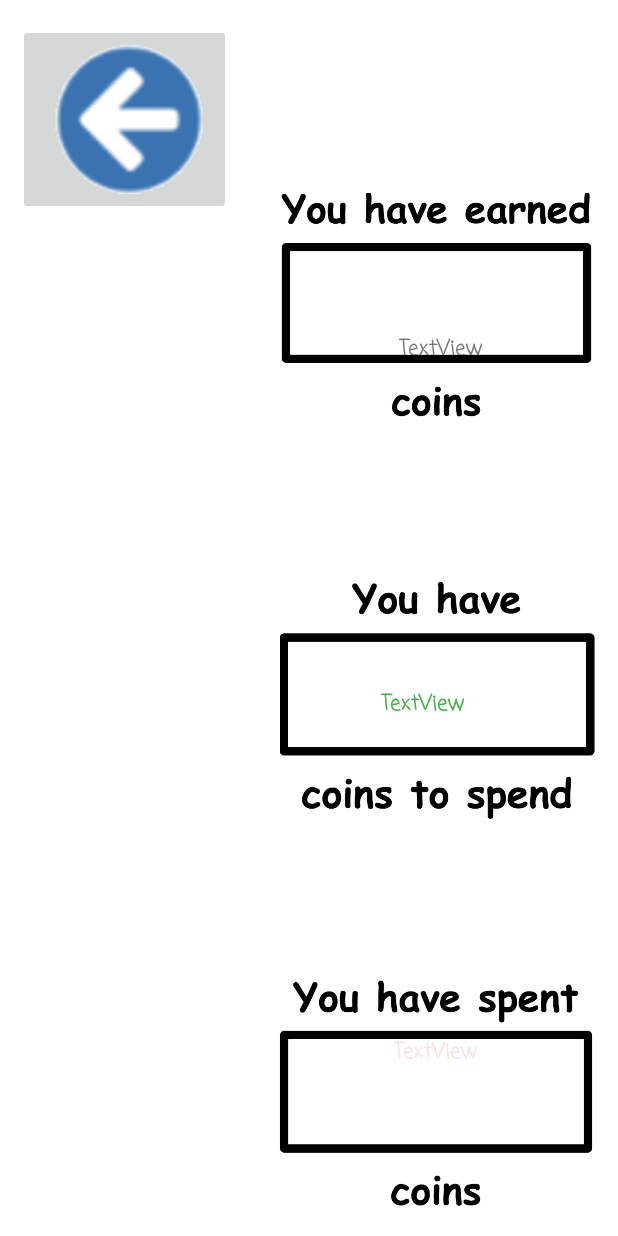
After one commit to Shrenil19/BrainyPhonics, an Android app: the layout activity_piggy_bank.xml on its own in the app's theme, with its tools: preview values and no code run, on a phone screen of 412 x 824 dp. The commit adds this screen. Run offline under Robolectric (Android 15) with nearby library versions, the phone set to English and light mode, and no system bars.

Commit message:
adding piggybank resources/infrastructure

```diff
--- /dev/null
+++ b/app/src/main/java/com/example/heratale_app/PiggyBank.java
@@ -0,0 +1,54 @@
+package com.example.heratale_app;
+
+import androidx.appcompat.app.AppCompatActivity;
+
+import android.os.Bundle;
+import android.view.View;
+import android.widget.Button;
+import android.widget.TextView;
+
+public class PiggyBank extends AppCompatActivity {
+
+    private int earned;
+    private int spent;
+    private int available;
+
+    Button back = this.findViewById(R.id.back);
+    TextView earned_coins = this.findViewById(R.id.earned_coins);
+    TextView available_coins = this.findViewById(R.id.available_coins);
+    TextView spent_coins = this.findViewById(R.id.spent_coins);
+
+    @Override
+    protected void onCreate(Bundle savedInstanceState) {
+        super.onCreate(savedInstanceState);
+        setContentView(R.layout.activity_piggy_bank);
+
+        this.earned = 50; //TODO: set this with JSON data
+        this.spent = 10;
+
+        this.available = earned - spent;
+
+        back.setOnClickListener(new View.OnClickListener() {
+            @Override
+            public void onClick(View view) {
+                finish();
+            }
+        });
+
+        setCoinText();
+        loadCoins();
+
+    }
+
+    private void setCoinText() {
+        earned_coins.setText(Integer.toString(this.earned));
+        available_coins.setText(Integer.toString(this.available));
+        spent_coins.setText(Integer.toString(this.spent));
+    }
+
+    private void loadCoins() {
+        // Go through available coins and load pngs based on multiples of 5's, 2's, and 1's
+    }
+
+
+}
--- a/app/src/main/java/com/example/heratale_app/Quiz.java
+++ b/app/src/main/java/com/example/heratale_app/Quiz.java
@@ -90,6 +90,11 @@ public class Quiz extends AppCompatActivity implements View.OnClickListener {
                 dataHelper.sendFocusItem(1, 30, "5c1c3e5b2cd7cdda36e3fa57");
                 startActivity(new Intent(Quiz.this, ContractionsCheck.class));
                 break;
+
+            case R.id.bank:
+                System.out.println("trying");
+                startActivity(new Intent(Quiz.this, PiggyBank.class));
+                break;
         }
     }
 
--- /dev/null
+++ b/app/src/main/res/layout-land/activity_piggy_bank.xml
@@ -0,0 +1,111 @@
+<?xml version="1.0" encoding="utf-8"?>
+<androidx.constraintlayout.widget.ConstraintLayout xmlns:android="http://schemas.android.com/apk/res/android"
+    xmlns:app="http://schemas.android.com/apk/res-auto"
+    xmlns:tools="http://schemas.android.com/tools"
+    android:layout_width="match_parent"
+    android:layout_height="match_parent"
+    tools:context=".PiggyBank">
+
+    <ImageButton
+        android:id="@+id/back"
+        android:layout_width="wrap_content"
+        android:layout_height="wrap_content"
+        android:layout_marginBottom="21dp"
+        android:layout_marginEnd="556dp"
+        android:layout_marginLeft="33dp"
+        android:layout_marginRight="556dp"
+        android:layout_marginStart="33dp"
+        android:layout_marginTop="81dp"
+        app:layout_constraintBottom_toBottomOf="parent"
+        app:layout_constraintEnd_toEndOf="parent"
+        app:layout_constraintStart_toStartOf="parent"
+        app:layout_constraintTop_toBottomOf="@+id/imageView"
+        app:srcCompat="@drawable/back" />
+
+    <ImageView
+        android:id="@+id/imageView"
+        android:layout_width="210dp"
+        android:layout_height="167dp"
+        android:layout_marginBottom="4dp"
+        android:layout_marginEnd="20dp"
+        android:layout_marginLeft="16dp"
+        android:layout_marginRight="20dp"
+        android:layout_marginStart="16dp"
+        android:layout_marginTop="16dp"
+        app:layout_constraintBottom_toTopOf="@+id/back"
+        app:layout_constraintEnd_toStartOf="@+id/imageView12"
+        app:layout_constraintStart_toStartOf="parent"
+        app:layout_constraintTop_toTopOf="parent"
+        app:srcCompat="@drawable/piggybank_earned" />
+
+    <ImageView
+        android:id="@+id/imageView12"
+        android:layout_width="210dp"
+        android:layout_height="167dp"
+        android:layout_marginBottom="228dp"
+        android:layout_marginEnd="20dp"
+        android:layout_marginLeft="20dp"
+        android:layout_marginRight="20dp"
+        android:layout_marginStart="20dp"
+        android:layout_marginTop="16dp"
+        app:layout_constraintBottom_toBottomOf="parent"
+        app:layout_constraintEnd_toStartOf="@+id/imageView13"
+        app:layout_constraintStart_toEndOf="@+id/imageView"
+        app:layout_constraintTop_toTopOf="parent"
+        app:layout_constraintVertical_bias="0.0"
+        app:srcCompat="@drawable/piggybank_available" />
+
+    <ImageView
+        android:id="@+id/imageView13"
+        android:layout_width="210dp"
+        android:layout_height="167dp"
+        android:layout_marginBottom="228dp"
+        android:layout_marginEnd="20dp"
+        android:layout_marginLeft="20dp"
+        android:layout_marginRight="20dp"
+        android:layout_marginStart="20dp"
+        android:layout_marginTop="16dp"
+        app:layout_constraintBottom_toBottomOf="parent"
+        app:layout_constraintEnd_toEndOf="parent"
+        app:layout_constraintStart_toEndOf="@+id/imageView12"
+        app:layout_constraintTop_toTopOf="parent"
+        app:srcCompat="@drawable/piggybank_spent" />
+
+    <TextView
+        android:id="@+id/earned_coins"
+        android:layout_width="wrap_content"
+        android:layout_height="wrap_content"
+        android:fontFamily="casual"
+        android:text="TextView"
+        android:textStyle="bold"
+        android:typeface="sans"
+        tools:layout_editor_absoluteX="88dp"
+        tools:layout_editor_absoluteY="86dp" />
+
+    <TextView
+        android:id="@+id/available_coins"
+        android:layout_width="wrap_content"
+        android:layout_height="wrap_content"
+        android:layout_marginLeft="336dp"
+        android:layout_marginStart="336dp"
+        android:fontFamily="casual"
+        android:text="TextView"
+        android:textColor="#4CAF50"
+        android:textStyle="bold"
+        android:typeface="sans"
+        app:layout_constraintStart_toStartOf="parent"
+        tools:layout_editor_absoluteY="86dp" />
+
+    <TextView
+        android:id="@+id/spent_coins"
+        android:layout_width="wrap_content"
+        android:layout_height="wrap_content"
+        android:fontFamily="casual"
+        android:text="TextView"
+        android:textColor="#23DF0B0B"
+        android:textStyle="bold"
+        android:typeface="sans"
+        tools:layout_editor_absoluteX="573dp"
+        tools:layout_editor_absoluteY="86dp" />
+
+</androidx.constraintlayout.widget.ConstraintLayout>
--- a/app/src/main/res/layout-land/quiz.xml
+++ b/app/src/main/res/layout-land/quiz.xml
@@ -17,11 +17,11 @@
             android:layout_weight="1"
             android:orientation="vertical">
 
-            <ImageView
+            <ImageButton
                 android:id="@+id/bank"
                 android:layout_width="match_parent"
                 android:layout_height="wrap_content"
-                app:srcCompat="@drawable/bank" />
+                tools:srcCompat="@drawable/bank" />
 
             <ImageView
                 android:id="@+id/home"
--- /dev/null
+++ b/app/src/main/res/layout/activity_piggy_bank.xml
@@ -0,0 +1,148 @@
+<?xml version="1.0" encoding="utf-8"?>
+<androidx.constraintlayout.widget.ConstraintLayout xmlns:android="http://schemas.android.com/apk/res/android"
+    xmlns:app="http://schemas.android.com/apk/res-auto"
+    xmlns:tools="http://schemas.android.com/tools"
+    android:layout_width="match_parent"
+    android:layout_height="match_parent"
+    tools:context=".PiggyBank">
+
+    <ImageButton
+        android:id="@+id/back"
+        android:layout_width="wrap_content"
+        android:layout_height="wrap_content"
+        android:layout_marginBottom="589dp"
+        android:layout_marginEnd="253dp"
+        android:layout_marginLeft="12dp"
+        android:layout_marginRight="253dp"
+        android:layout_marginStart="12dp"
+        android:layout_marginTop="16dp"
+        app:layout_constraintBottom_toBottomOf="parent"
+        app:layout_constraintEnd_toEndOf="parent"
+        app:layout_constraintHorizontal_bias="0.042"
+        app:layout_constraintStart_toStartOf="parent"
+        app:layout_constraintTop_toTopOf="parent"
+        app:layout_constraintVertical_bias="0.0"
+        app:srcCompat="@drawable/back" />
+
+    <ImageView
+        android:id="@+id/imageView"
+        android:layout_width="210dp"
+        android:layout_height="167dp"
+        android:layout_marginBottom="47dp"
+        android:layout_marginEnd="27dp"
+        android:layout_marginLeft="264dp"
+        android:layout_marginRight="27dp"
+        android:layout_marginStart="264dp"
+        android:layout_marginTop="194dp"
+        app:layout_constraintBottom_toTopOf="@+id/imageView12"
+        app:layout_constraintEnd_toEndOf="parent"
+        app:layout_constraintHorizontal_bias="0.877"
+        app:layout_constraintStart_toStartOf="parent"
+        app:layout_constraintTop_toTopOf="parent"
+        app:srcCompat="@drawable/piggybank_earned" />
+
+    <ImageView
+        android:id="@+id/imageView12"
+        android:layout_width="210dp"
+        android:layout_height="167dp"
+        android:layout_marginBottom="59dp"
+        android:layout_marginEnd="27dp"
+        android:layout_marginLeft="264dp"
+        android:layout_marginRight="27dp"
+        android:layout_marginStart="264dp"
+        android:layout_marginTop="47dp"
+        app:layout_constraintBottom_toTopOf="@+id/imageView13"
+        app:layout_constraintEnd_toEndOf="parent"
+        app:layout_constraintHorizontal_bias="0.866"
+        app:layout_constraintStart_toStartOf="parent"
+        app:layout_constraintTop_toBottomOf="@+id/imageView"
+        app:srcCompat="@drawable/piggybank_available" />
+
+    <ImageView
+        android:id="@+id/imageView13"
+        android:layout_width="210dp"
+        android:layout_height="167dp"
+        android:layout_marginBottom="84dp"
+        android:layout_marginEnd="27dp"
+        android:layout_marginLeft="264dp"
+        android:layout_marginRight="27dp"
+        android:layout_marginStart="264dp"
+        android:layout_marginTop="36dp"
+        app:layout_constraintBottom_toBottomOf="parent"
+        app:layout_constraintEnd_toEndOf="parent"
+        app:layout_constraintHorizontal_bias="0.877"
+        app:layout_constraintStart_toStartOf="parent"
+        app:layout_constraintTop_toBottomOf="@+id/imageView12"
+        app:srcCompat="@drawable/piggybank_spent" />
+
+    <TextView
+        android:id="@+id/earned_coins"
+        android:layout_width="wrap_content"
+        android:layout_height="wrap_content"
+        android:fontFamily="casual"
+        android:text="TextView"
+        android:textStyle="bold"
+        android:typeface="sans"
+        app:layout_constraintBottom_toBottomOf="parent"
+        app:layout_constraintEnd_toEndOf="parent"
+        app:layout_constraintHorizontal_bias="0.746"
+        app:layout_constraintStart_toStartOf="parent"
+        app:layout_constraintTop_toTopOf="parent"
+        app:layout_constraintVertical_bias="0.277" />
+
+    <TextView
+        android:id="@+id/available_coins"
+        android:layout_width="wrap_content"
+        android:layout_height="wrap_content"
+        android:fontFamily="casual"
+        android:text="TextView"
+        android:textColor="#4CAF50"
+        android:textStyle="bold"
+        android:typeface="sans"
+        app:layout_constraintBottom_toBottomOf="parent"
+        app:layout_constraintEnd_toEndOf="parent"
+        app:layout_constraintHorizontal_bias="0.712"
+        app:layout_constraintStart_toStartOf="parent"
+        app:layout_constraintTop_toTopOf="parent"
+        app:layout_constraintVertical_bias="0.572" />
+
+    <TextView
+        android:id="@+id/spent_coins"
+        android:layout_width="wrap_content"
+        android:layout_height="wrap_content"
+        android:fontFamily="casual"
+        android:text="TextView"
+        android:textColor="#23DF0B0B"
+        android:textStyle="bold"
+        android:typeface="sans"
+        app:layout_constraintBottom_toBottomOf="parent"
+        app:layout_constraintEnd_toEndOf="@+id/imageView13"
+        app:layout_constraintHorizontal_bias="0.771"
+        app:layout_constraintStart_toStartOf="parent"
+        app:layout_constraintTop_toTopOf="parent"
+        app:layout_constraintVertical_bias="0.861" />
+
+    <TableLayout
+        android:layout_width="166dp"
+        android:layout_height="455dp"
+        tools:layout_editor_absoluteX="13dp"
+        tools:layout_editor_absoluteY="197dp">
+
+        <TableRow
+            android:layout_width="match_parent"
+            android:layout_height="match_parent" />
+
+        <TableRow
+            android:layout_width="match_parent"
+            android:layout_height="match_parent" />
+
+        <TableRow
+            android:layout_width="match_parent"
+            android:layout_height="match_parent" />
+
+        <TableRow
+            android:layout_width="match_parent"
+            android:layout_height="match_parent" />
+    </TableLayout>
+
+</androidx.constraintlayout.widget.ConstraintLayout>
--- a/app/src/main/res/layout/quiz.xml
+++ b/app/src/main/res/layout/quiz.xml
@@ -116,12 +116,12 @@
                 android:background="@android:color/transparent"
                 app:srcCompat="@drawable/home" />
 
-            <ImageView
+            <ImageButton
                 android:id="@+id/bank"
-                android:layout_width="wrap_content"
+                android:layout_width="0dp"
                 android:layout_height="154dp"
                 android:layout_weight="1"
-                app:srcCompat="@drawable/bank" />
+                tools:srcCompat="@drawable/bank" />
 
         </LinearLayout>
     </LinearLayout>
```
Also changed, not shown: app/src/main/AndroidManifest.xml (+9 -9 lines), app/src/main/res/drawable-v24/piggybank_available.png (added), app/src/main/res/drawable-v24/piggybank_earned.png (added), app/src/main/res/drawable-v24/piggybank_gold_coin.png (added), app/src/main/res/drawable-v24/piggybank_silver_coin.png (added), app/src/main/res/drawable-v24/piggybank_spent.png (added), app/src/main/res/drawable-v24/piggybank_stack_gold_coins_5.png (added).
